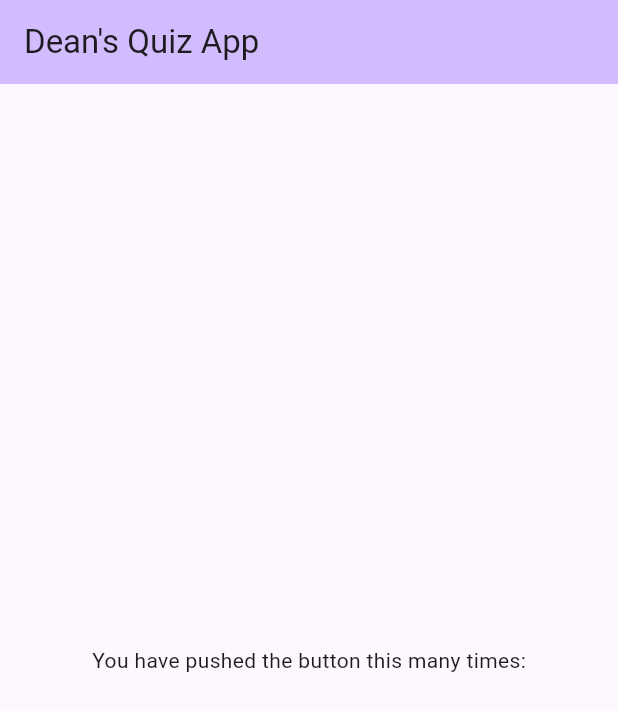
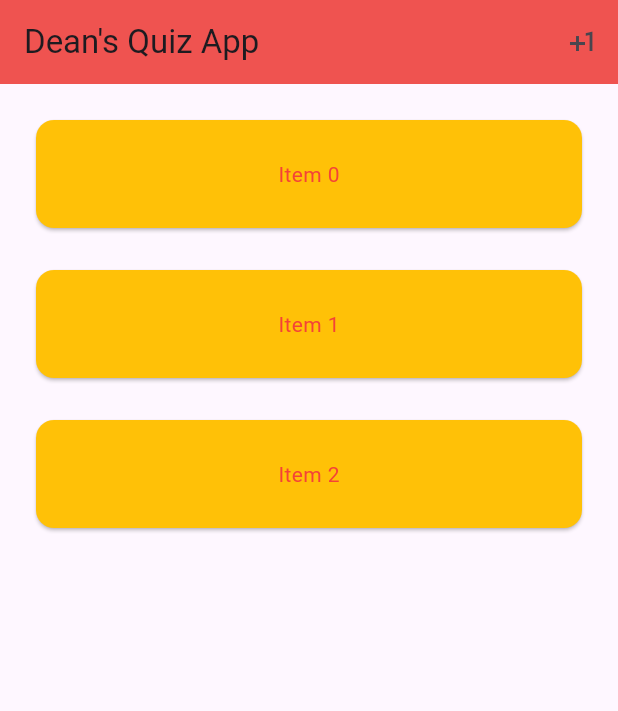
Before and after one commit to De4nWhit3/flutter_task14, a Flutter app: the screen it shows after launch, on a phone screen of 412 x 824 dp. Shown: the top 711 px of the screen. Run offline on Flutter 3.47's test engine with Material 2 defaults, Android fonts, the phone set to English and light mode, and no system bars.

Commit message:
added relevant functionalities from sample

```diff
--- a/lib/main.dart
+++ b/lib/main.dart
@@ -21,9 +21,6 @@ class MyApp extends StatelessWidget {
 }
 
 class MyHomePage extends StatefulWidget {
-  final GlobalKey<AnimatedListState> _listKey = GlobalKey<AnimatedListState>();
-  late ListModel<int> _list;
-
   MyHomePage({super.key});
 
   @override
@@ -31,22 +28,56 @@ class MyHomePage extends StatefulWidget {
 }
 
 class _MyHomePageState extends State<MyHomePage> {
+  final GlobalKey<AnimatedListState> _listKey = GlobalKey<AnimatedListState>();
+  late ListModel<int> _list;
+  int? _selectedItem;
+  late int _nextItem;
+  @override
+  void initState() {
+    super.initState();
+    _list = ListModel<int>(listKey: _listKey, initialItems: <int>[0, 1, 2]);
+    _nextItem = 3;
+  }
+
+  Widget _buildItem(
+      BuildContext context, int index, Animation<double> animation) {
+    return CardItem(
+      animation: animation,
+      item: _list[index],
+      selected: _selectedItem == _list[index],
+      onTap: () {
+        setState(() {
+          _selectedItem = _selectedItem == _list[index] ? null : _list[index];
+        });
+      },
+    );
+  }
+
+  void _insert() {
+    final int index =
+        _selectedItem == null ? _list.length : _list.indexOf(_selectedItem!);
+    _list.insert(index, _nextItem++);
+  }
+
   @override
   Widget build(BuildContext context) {
     return Scaffold(
       appBar: AppBar(
-        backgroundColor: Theme.of(context).colorScheme.inversePrimary,
+        backgroundColor: Colors.red.shade400,
         title: const Text('Dean\'s Quiz App'),
+        actions: [
+          IconButton(
+            onPressed: _insert,
+            icon: Icon(Icons.plus_one),
+          ),
+        ],
       ),
-      body: const Center(
-        child: Column(
-          mainAxisAlignment: MainAxisAlignment.center,
-          children: <Widget>[
-            Text(
-              'You have pushed the button this many times:',
-            ),
-          ],
-        ),
+      body: Padding(
+        padding: const EdgeInsets.all(10),
+        child: AnimatedList(
+            key: _listKey,
+            initialItemCount: _list.length,
+            itemBuilder: _buildItem),
       ),
     );
   }
```
